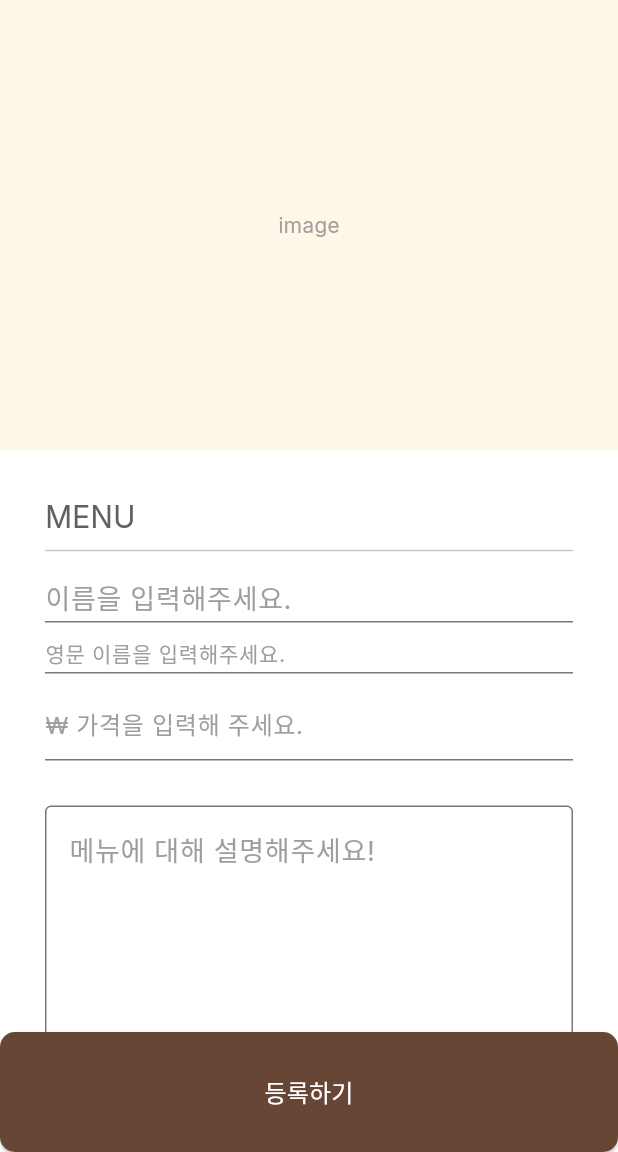
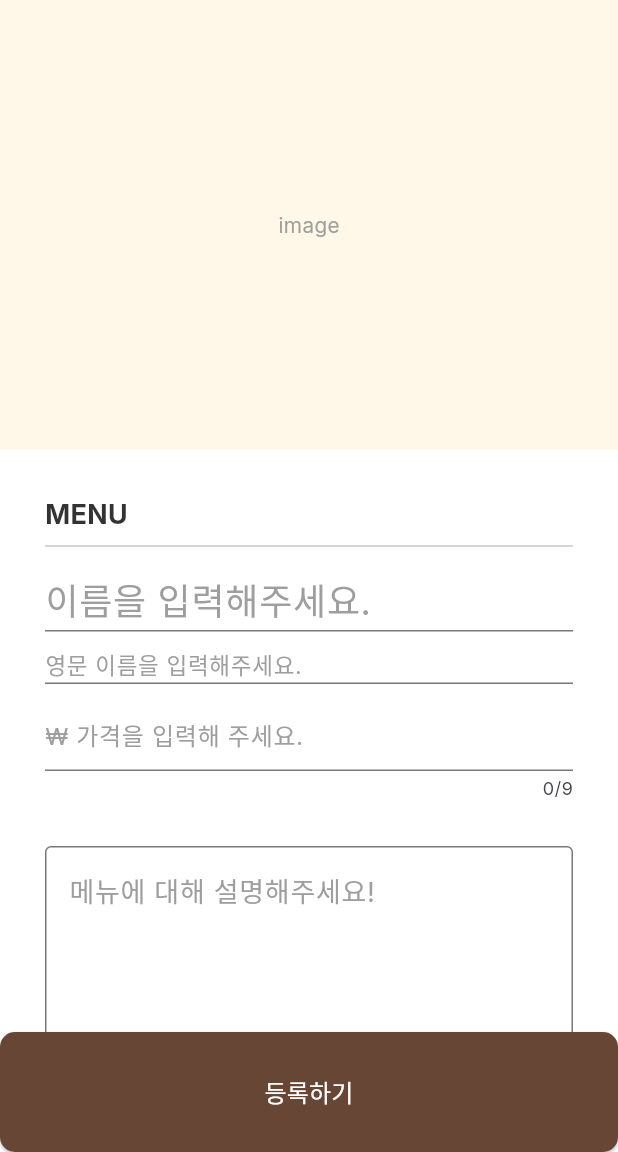
Before and after one commit to Hamiric/SirenOrder_Team4, a Flutter app: the ItemAddPage screen opened by its route, on a phone screen of 412 x 824 dp, the part 84-1236 px from its top. Run offline on Flutter 3.47's test engine with Material 3 defaults, Android fonts, the phone set to English and light mode, and no system bars; our stand-ins replace image_picker.

Commit message:
Fix : "list_page 초과 텍스트 수정, 앱바 scrolledUnderElevation 수정"

```diff
--- a/lib/item_add_page/widget/dish_info_widget.dart
+++ b/lib/item_add_page/widget/dish_info_widget.dart
@@ -28,12 +28,13 @@ class DishInfoWidget extends StatelessWidget {
             crossAxisAlignment: CrossAxisAlignment.start,
             children: [
               Text(
-                'MENU',
-                style: TextStyle(
-                  fontSize: 20,
-                  color: Colors.grey[700],
+                  'MENU',
+                  style: TextStyle(
+                    fontSize: 18,
+                    fontWeight: FontWeight.bold,
+                    color: Colors.black.withOpacity(0.8),
+                  ),
                 ),
-              ),
               const Divider(
                 thickness: 1,
               )
@@ -44,12 +45,13 @@ class DishInfoWidget extends StatelessWidget {
             controller: menuNameController,
             maxLines: 1,
             style: const TextStyle(
-              fontSize: 18,
+              fontSize: 24,
               fontWeight: FontWeight.normal,
             ),
             decoration: const InputDecoration(
               hintText: '이름을 입력해주세요.',
               hintStyle: TextStyle(
+                fontSize: 24,
                 color: Colors.grey,
               ),
               isDense: true,
@@ -62,7 +64,7 @@ class DishInfoWidget extends StatelessWidget {
             controller: menuSubNameController,
             maxLines: 1,
             style: const TextStyle(
-              fontSize: 14,
+              fontSize: 15,
               color: Color.fromARGB(255, 160, 173, 132),
             ),
             inputFormatters: [
@@ -73,7 +75,7 @@ class DishInfoWidget extends StatelessWidget {
             decoration: const InputDecoration(
               hintText: '영문 이름을 입력해주세요.',
               hintStyle: TextStyle(
-                fontSize: 14,
+                fontSize: 15,
                 color: Colors.grey,
               ),
               isDense: true,
@@ -86,6 +88,10 @@ class DishInfoWidget extends StatelessWidget {
           TextField(
             controller: menuPriceController,
             maxLines: 1,
+            maxLength: 9,
+            style: TextStyle(
+              fontSize: 16,
+            ),
             inputFormatters: [
               // 숫자만 입력
               FilteringTextInputFormatter.digitsOnly,
@@ -95,6 +101,7 @@ class DishInfoWidget extends StatelessWidget {
               hintText: '₩ 가격을 입력해 주세요.',
               hintStyle: TextStyle(
                 color: Colors.grey,
+                fontSize: 16,
               ),
             ),
             onChanged: (text) {},
--- a/lib/item_detail_page/item_detail_page.dart
+++ b/lib/item_detail_page/item_detail_page.dart
@@ -58,6 +58,7 @@ class _ItemDetailPageState extends State<ItemDetailPage> {
                   onStarTouch: touchStar,
                   drink: drink,
                 ),
+                SizedBox(height: 30,),
               ],
             )),
             BottomBar(
--- a/lib/item_detail_page/widget/siren_app_bar.dart
+++ b/lib/item_detail_page/widget/siren_app_bar.dart
@@ -14,6 +14,7 @@ class SirenAppBar extends StatelessWidget implements PreferredSizeWidget {
   Widget build(BuildContext context) {
     return AppBar(
       backgroundColor: Colors.transparent,
+      scrolledUnderElevation: 0,
       centerTitle: true,
       title: Text.rich(
         TextSpan(children: [
--- a/lib/item_list_page/item_list_page.dart
+++ b/lib/item_list_page/item_list_page.dart
@@ -83,7 +83,8 @@ class ItemListPage extends StatelessWidget {
     return Scaffold(
       appBar: SirenAppBar(
         actionIcon: Icons.add, // AppBar의 우측 아이콘 설정
-        onActionPressed: () { // 아이콘 클릭 시 동작 설정
+        onActionPressed: () {
+          // 아이콘 클릭 시 동작 설정
           Navigator.pushNamed(context, '/item_add_page');
         },
       ),
@@ -106,6 +107,8 @@ class ItemListPage extends StatelessWidget {
                     fontSize: 16,
                     fontWeight: FontWeight.bold,
                   ),
+                  softWrap: false,
+                  overflow: TextOverflow.fade,
                 ),
                 const SizedBox(height: 4),
                 Text(
@@ -114,6 +117,8 @@ class ItemListPage extends StatelessWidget {
                     fontSize: 12,
                     color: Colors.grey,
                   ),
+                  softWrap: false,
+                  overflow: TextOverflow.fade,
                 ),
               ],
             ),
```
